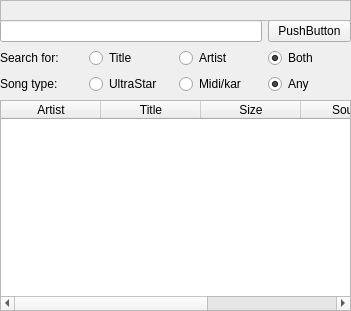
First picture: the form in singoutstrong/singoutstrong/songsearch.ui, repository thetazzbot/singoutstrong-karaoke-player, before the edit.
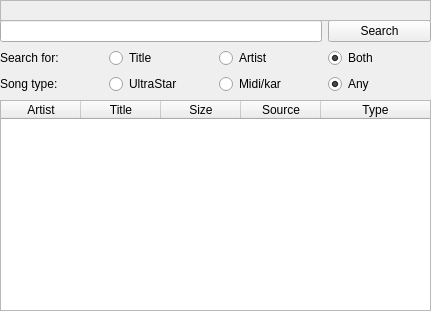
Second picture: the form after the edit. Custom widgets are drawn as their Qt base class.

Commit message: improved the look & feel of the songsearch window

Diff of the .ui file:
```diff
--- a/singoutstrong/singoutstrong/songsearch.ui
+++ b/singoutstrong/singoutstrong/songsearch.ui
@@ -6,7 +6,7 @@
    <rect>
     <x>0</x>
     <y>0</y>
-    <width>351</width>
+    <width>431</width>
     <height>311</height>
    </rect>
   </property>
@@ -18,7 +18,7 @@
     <rect>
      <x>0</x>
      <y>20</y>
-     <width>351</width>
+     <width>431</width>
      <height>291</height>
     </rect>
    </property>
@@ -63,7 +63,7 @@
     <item row="0" column="3">
      <widget class="QPushButton" name="pushButton">
       <property name="text">
-       <string>PushButton</string>
+       <string>Search</string>
       </property>
      </widget>
     </item>
@@ -124,8 +124,14 @@
       <property name="sortingEnabled">
        <bool>true</bool>
       </property>
+      <attribute name="horizontalHeaderDefaultSectionSize">
+       <number>80</number>
+      </attribute>
       <attribute name="horizontalHeaderMinimumSectionSize">
-       <number>50</number>
+       <number>35</number>
+      </attribute>
+      <attribute name="horizontalHeaderStretchLastSection">
+       <bool>true</bool>
       </attribute>
       <attribute name="verticalHeaderVisible">
        <bool>false</bool>
@@ -179,7 +185,7 @@
     <rect>
      <x>0</x>
      <y>0</y>
-     <width>351</width>
+     <width>431</width>
      <height>21</height>
     </rect>
    </property>
```
Left out of the diff: 11 changed lines with no effect on the pictures. The commit also changes 5 other files.
